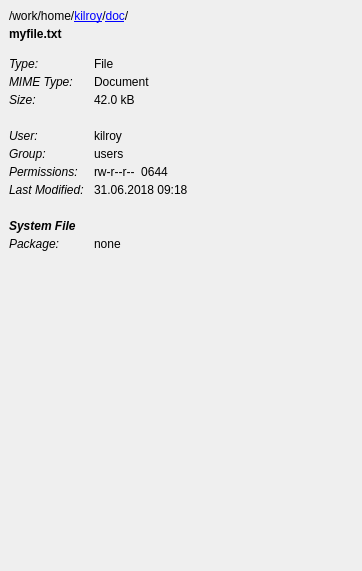
Old version of the form src/file-details-view.ui in the repository shundhammer/qdirstat.
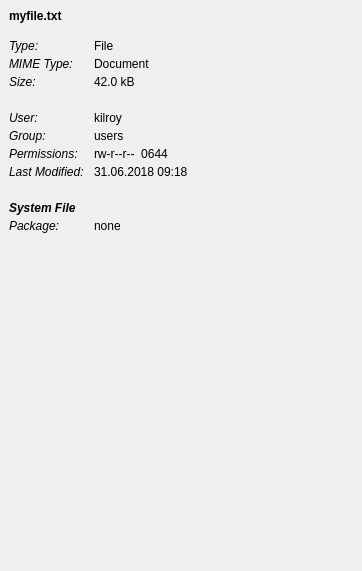
New version of the form. The open tabs and pages were chosen to show the change.

Commit message: Removed parent dir path in file details view

Patch:
```diff
--- a/src/file-details-view.ui
+++ b/src/file-details-view.ui
@@ -26,16 +26,6 @@
       <property name="spacing">
        <number>4</number>
       </property>
-      <item>
-       <widget class="QLabel" name="fileParentLabel">
-        <property name="text">
-         <string>&lt;html&gt;&lt;head/&gt;&lt;body&gt;&lt;p&gt;/work/home/&lt;a href=&quot;/work/home/kilroy&quot;&gt;&lt;span style=&quot; text-decoration: underline; color:#0000ff;&quot;&gt;kilroy&lt;/span&gt;&lt;/a&gt;/&lt;a href=&quot;/work/home/kilroy/doc&quot;&gt;&lt;span style=&quot; text-decoration: underline; color:#0000ff;&quot;&gt;doc&lt;/span&gt;&lt;/a&gt;/&lt;/p&gt;&lt;/body&gt;&lt;/html&gt;</string>
-        </property>
-        <property name="textFormat">
-         <enum>Qt::RichText</enum>
-        </property>
-       </widget>
-      </item>
       <item>
        <widget class="QLabel" name="fileNameLabel">
         <property name="font">
```
Left out of the diff: 9 changed lines with no effect on the pictures. The commit also changes 1 other file.
